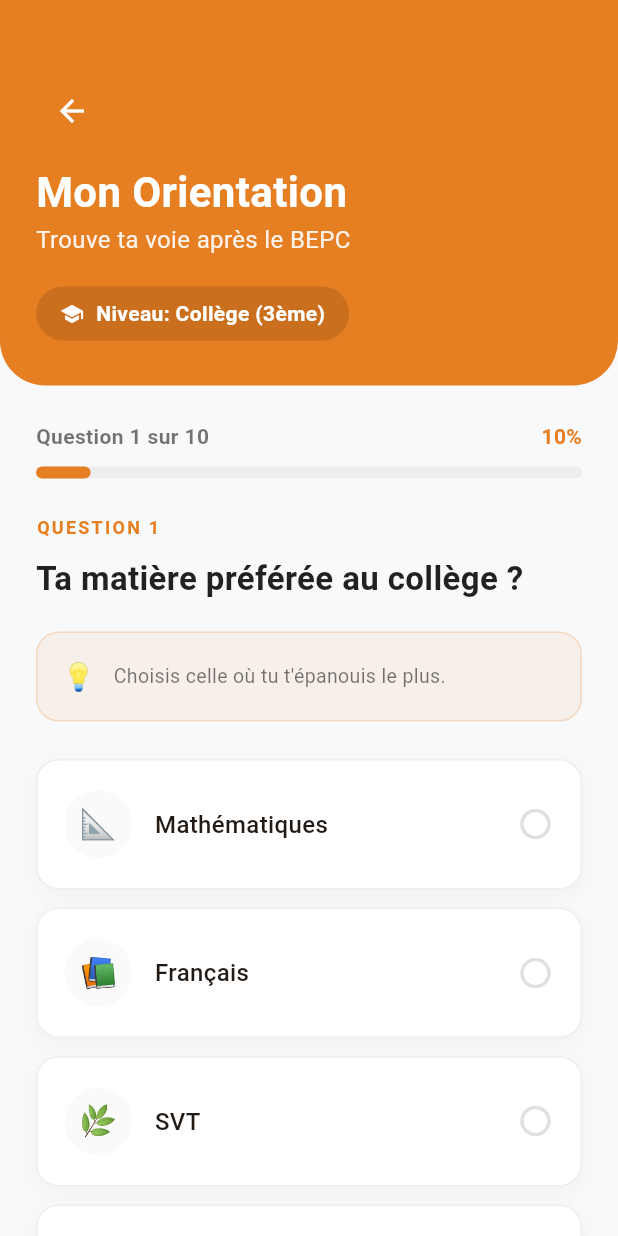
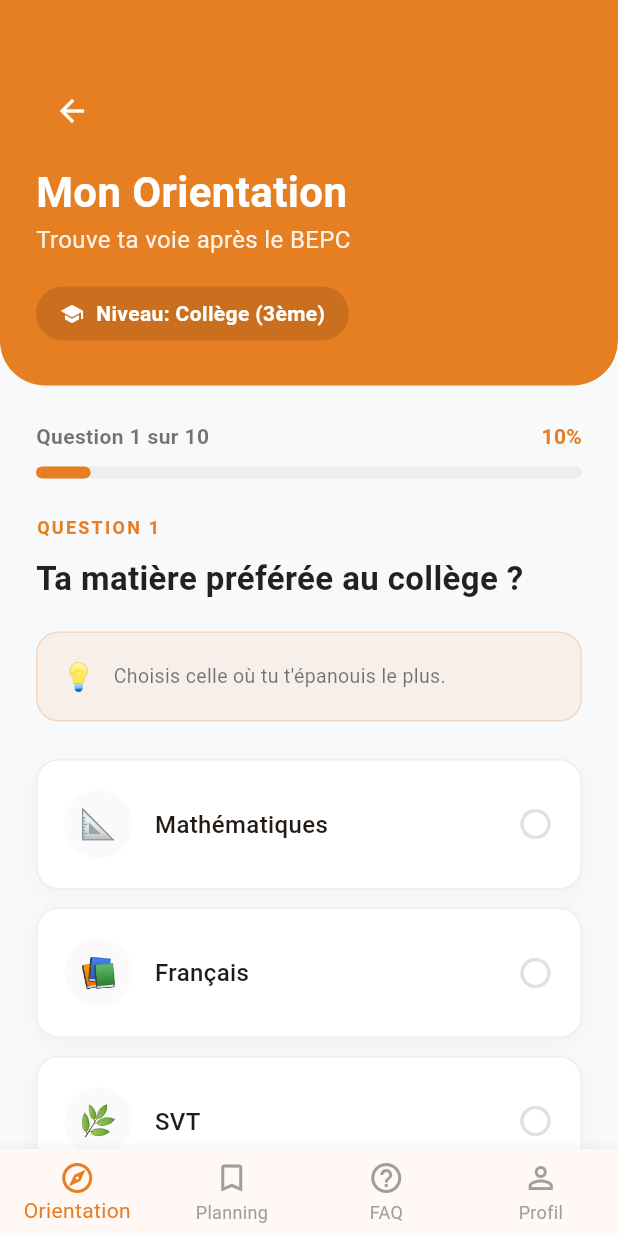
Before and after one commit to itsketii/sov_ci, a Flutter app: the screen it shows after launch, on a phone screen of 412 x 824 dp. Run offline on Flutter 3.47's test engine with Material 3 defaults, Android fonts, the phone set to English and light mode, and no system bars; our stand-ins replace sqflite; accounts and stored records are empty.

Commit message:
Ajout de la navigation principale entre les pages 9 et 12

```diff
--- a/lib/main.dart
+++ b/lib/main.dart
@@ -4,10 +4,7 @@ import 'view_models/page_09_view_model.dart';
 import 'view_models/page_10_view_model.dart';
 import 'view_models/page_11_view_model.dart';
 import 'view_models/page_12_view_model.dart';
-import 'views/page_09/page_09_view.dart';
-import 'views/page_10/page_10_view.dart';
-import 'views/page_11/page_11_view.dart';
-import 'views/page_12/page_12_view.dart';
+import 'views/main_navigation_view.dart';
 
 void main() {
   runApp(
@@ -35,7 +32,7 @@ class MyApp extends StatelessWidget {
         colorScheme: ColorScheme.fromSeed(seedColor: const Color(0xFFE67E22)),
         useMaterial3: true,
       ),
-      home: const Page09View(),
+      home: const MainNavigationView(),
     );
   }
 }
--- a/lib/models/orientation_models.dart
+++ b/lib/models/orientation_models.dart
@@ -1,5 +1,5 @@
 enum StudentLevel { bepc, bac }
-
+//le model ne contient aucune logique ,juste des variables .ild définissent les objets que l'application manipule
 enum ApplicationStatus { enPrepa, depose, enAttente, accepte }
 
 class Establishment {
--- a/lib/view_models/page_09_view_model.dart
+++ b/lib/view_models/page_09_view_model.dart
@@ -11,14 +11,14 @@ class Page09ViewModel extends ChangeNotifier {
   StudentLevel get level => _level;
   int get currentIndex => _currentIndex;
 
-  void setLevel(StudentLevel newLevel) {
+  void setLevel(StudentLevel newLevel) { //change le niveau et met le quiz à zéro
     _level = newLevel;
     _currentIndex = 0;
     _scores.clear();
     notifyListeners();
   }
 
-  void toggleLevel() {
+  void toggleLevel() { //bascule entre bepc et bac
     _level = (_level == StudentLevel.bepc) ? StudentLevel.bac : StudentLevel.bepc;
     _currentIndex = 0;
     _scores.clear();
--- /dev/null
+++ b/lib/views/main_navigation_view.dart
@@ -0,0 +1,50 @@
+import 'package:flutter/material.dart';
+import 'page_09/page_09_view.dart';
+import 'page_10/page_10_view.dart';
+import 'page_11/page_11_view.dart';
+import 'page_12/page_12_view.dart';
+
+class MainNavigationView extends StatefulWidget {
+  const MainNavigationView({super.key});
+
+  @override
+  State<MainNavigationView> createState() => _MainNavigationViewState();
+}
+
+class _MainNavigationViewState extends State<MainNavigationView> {
+  int _selectedIndex = 0;
+
+  final List<Widget> _pages = [
+    const Page09View(),
+    const Page10View(),
+    const Page11View(),
+    const Page12View(),
+  ];
+
+  @override
+  Widget build(BuildContext context) {
+    return Scaffold(
+      body: IndexedStack(
+        index: _selectedIndex,
+        children: _pages,
+      ),
+      bottomNavigationBar: BottomNavigationBar(
+        currentIndex: _selectedIndex,
+        onTap: (index) {
+          setState(() {
+            _selectedIndex = index;
+          });
+        },
+        type: BottomNavigationBarType.fixed,
+        selectedItemColor: const Color(0xFFE67E22),
+        unselectedItemColor: Colors.grey,
+        items: const [
+          BottomNavigationBarItem(icon: Icon(Icons.explore_outlined), label: 'Orientation'),
+          BottomNavigationBarItem(icon: Icon(Icons.bookmark_outline), label: 'Planning'),
+          BottomNavigationBarItem(icon: Icon(Icons.help_outline), label: 'FAQ'),
+          BottomNavigationBarItem(icon: Icon(Icons.person_outline), label: 'Profil'),
+        ],
+      ),
+    );
+  }
+}
```
Also changed, not shown: pubspec.lock.
